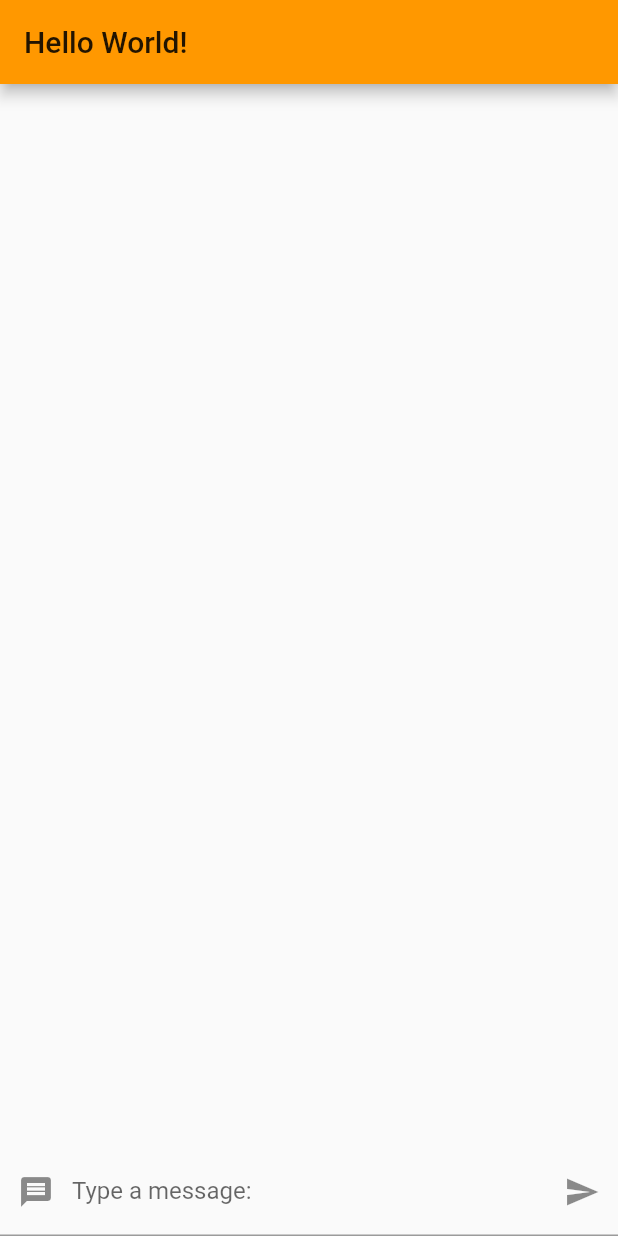
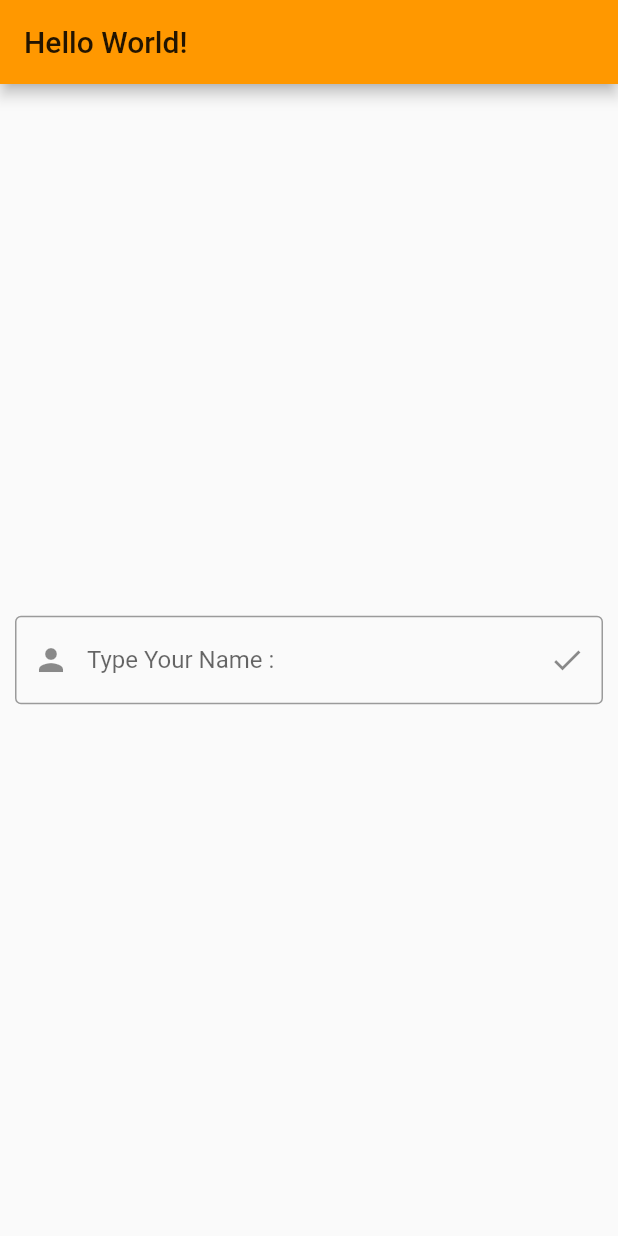
Before and after one commit to hayatoyu/flutter_tutorial, a Flutter app: the screen it shows after launch, on a phone screen of 412 x 824 dp. Run offline on Flutter 3.47's test engine with Material 2 defaults, Android fonts, the phone set to English and light mode, and no system bars; our stand-ins replace firebase_auth, firebase_core, firebase_database, google_sign_in; missing offline and left inert: cell_calendar; accounts and stored records are empty.

Commit message:
Page Navigation

```diff
--- /dev/null
+++ b/tech_with_tim/tutorial/lib/login.dart
@@ -0,0 +1,54 @@
+import 'package:flutter/material.dart';
+
+class LoginPage extends StatelessWidget {
+  const LoginPage({Key? key}) : super(key: key);
+
+  @override
+  Widget build(BuildContext context) {
+    return Scaffold(
+        appBar: AppBar(
+          title: Text("Hello World!"),
+        ),
+        body: Body());
+  }
+}
+
+class Body extends StatefulWidget {
+  const Body({Key? key}) : super(key: key);
+
+  @override
+  _BodyState createState() => _BodyState();
+}
+
+class _BodyState extends State<Body> {
+  String name = "";
+  TextEditingController controller = new TextEditingController();
+
+  void click() {
+    this.name = controller.text;
+
+  }
+
+  @override
+  Widget build(BuildContext context) {
+    return Align(
+      alignment: Alignment.center,
+      child: Padding(
+        padding: EdgeInsets.all(10),
+        child: TextField(
+          controller: controller,
+          decoration: InputDecoration(
+              prefixIcon: Icon(Icons.person),
+              labelText: "Type Your Name :",
+              border: OutlineInputBorder(borderSide: BorderSide(width: 5,color: Colors.black)),
+              suffixIcon: IconButton(
+                icon: Icon(Icons.done),
+                splashColor: Colors.blue,
+                tooltip: "Submit",
+                onPressed: this.click,
+              )),
+        ),
+      ),
+    );
+  }
+}
--- a/tech_with_tim/tutorial/lib/main.dart
+++ b/tech_with_tim/tutorial/lib/main.dart
@@ -1,6 +1,7 @@
 //import 'dart:html';
 
 import 'package:flutter/material.dart';
+import 'package:tutorial/login.dart';
 import 'myHomePage.dart';
 
 void main() {
@@ -28,7 +29,7 @@ class MyApp extends StatelessWidget {
         primarySwatch: Colors.orange,
         visualDensity: VisualDensity.adaptivePlatformDensity
       ),
-      home: MyHomePage(),
+      home: LoginPage(),
     );
   }
 }
```
